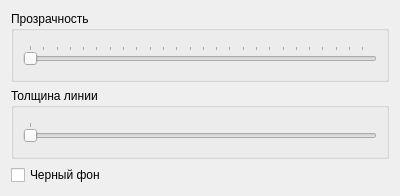
First picture: the form in src/SVViewer/forms/graphSetting.ui, repository Tyill/SVisual, before the edit.
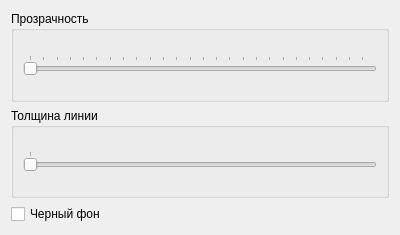
Second picture: the form after the edit.

What changed in the file:
```diff
--- a/src/SVViewer/forms/graphSetting.ui
+++ b/src/SVViewer/forms/graphSetting.ui
@@ -7,13 +7,13 @@
     <x>0</x>
     <y>0</y>
     <width>400</width>
-    <height>183</height>
+    <height>235</height>
    </rect>
   </property>
   <property name="maximumSize">
    <size>
     <width>400</width>
-    <height>200</height>
+    <height>235</height>
    </size>
   </property>
   <property name="windowTitle">
```
